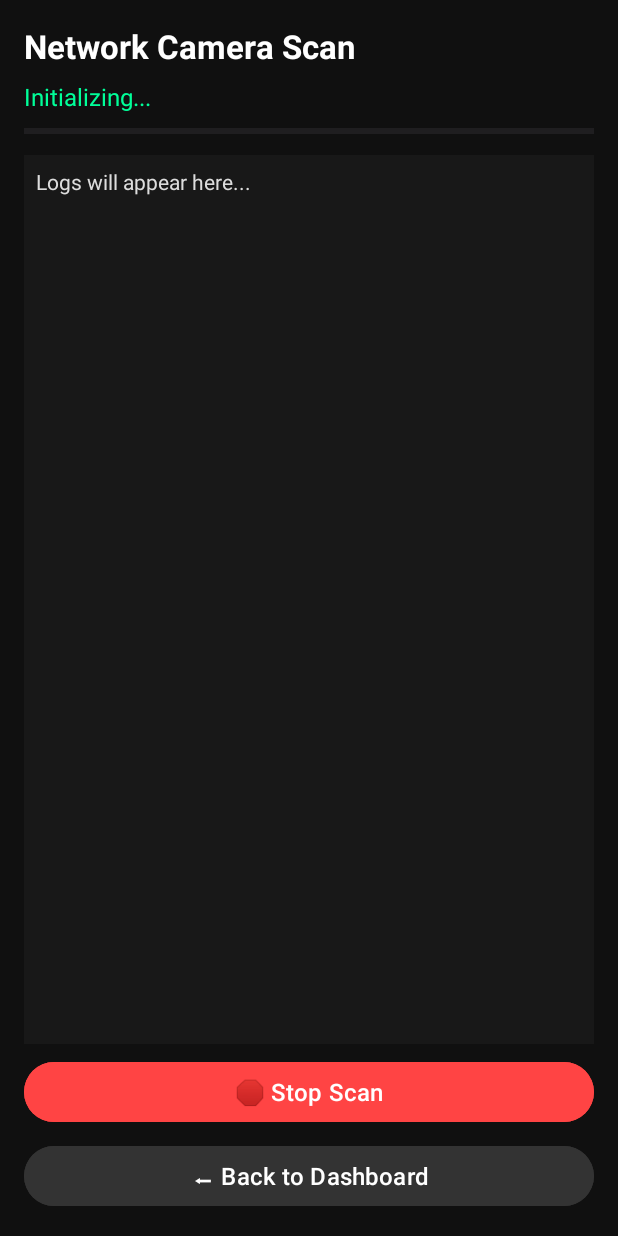
After one commit to IhsSpotlight/Sentinel-Security-App, an Android app built with Jetpack Compose: the layout activity_scan.xml on its own in the app's theme, with its tools: preview values and no code run, on a phone screen of 412 x 824 dp. The commit adds this screen. Run offline under Robolectric (Android 15) with nearby library versions, the phone set to English and light mode, and no system bars.

Commit message:
Scan progress and result ui added

```diff
--- a/app/build.gradle.kts
+++ b/app/build.gradle.kts
@@ -66,6 +66,8 @@ dependencies {
     implementation("androidx.compose.ui:ui:1.9.4")
     implementation("androidx.compose.ui:ui-tooling-preview:1.9.4")
     implementation("androidx.compose.material3:material3:1.3.0")
+    implementation(libs.androidx.camera.core)
+    implementation(libs.androidx.activity)
     debugImplementation("androidx.compose.ui:ui-tooling:1.7.2")
     debugImplementation("androidx.compose.ui:ui-test-manifest:1.7.2")
 
--- a/app/src/main/java/com/example/sentinel/CameraRequest.kt
+++ b/app/src/main/java/com/example/sentinel/CameraRequest.kt
@@ -1,8 +1,7 @@
-/*package com.example.sentinel
+package com.example.sentinel
 
 data class CameraRequest(
     val url: String,         // Stream URL, e.g., rtsp://192.168.0.105:554/stream
     val ipAddress: String,   // Detected IP (for discovery feature)
     val cameraName: String? = null // Optional friendly name
 )
-*/
--- /dev/null
+++ b/app/src/main/res/drawable/ic_baseline_camera_alt_24.xml
@@ -0,0 +1,4 @@
+<?xml version="1.0" encoding="utf-8"?>
+<selector xmlns:android="http://schemas.android.com/apk/res/android">
+
+</selector>
--- /dev/null
+++ b/app/src/main/res/layout/activity_scan.xml
@@ -0,0 +1,77 @@
+<?xml version="1.0" encoding="utf-8"?>
+<LinearLayout xmlns:android="http://schemas.android.com/apk/res/android"
+    android:orientation="vertical"
+    android:padding="16dp"
+    android:background="#101010"
+    android:layout_width="match_parent"
+    android:layout_height="match_parent">
+
+    <TextView
+        android:id="@+id/scan_title"
+        android:text="Network Camera Scan"
+        android:textColor="#FFFFFF"
+        android:textSize="22sp"
+        android:layout_gravity="center_horizontal"
+        android:layout_marginBottom="8dp"
+        android:textStyle="bold"
+        android:layout_height="wrap_content"
+        android:layout_width="match_parent"/>
+
+    <TextView
+        android:layout_height="wrap_content"
+        android:layout_width="match_parent"
+        android:id="@+id/scan_status"
+        android:text="Initializing..."
+        android:textColor="#00FF99"
+        android:textSize="16sp"
+        android:layout_marginBottom="8dp"/>
+
+    <ProgressBar
+        android:id="@+id/scan_progress"
+        style="?android:attr/progressBarStyleHorizontal"
+        android:layout_width="match_parent"
+        android:layout_height="8dp"
+        android:progressTint="#00FF99"
+        android:indeterminate="false"
+        android:max="255"
+        android:layout_marginBottom="12dp"/>
+
+    <ScrollView
+        android:layout_width="match_parent"
+        android:layout_height="0dp"
+        android:layout_weight="1"
+        android:background="#181818"
+        android:padding="8dp"
+        android:overScrollMode="never"
+        android:id="@id/scan_progress">
+
+        <TextView
+            android:layout_height="wrap_content"
+            android:layout_width="wrap_content"
+            android:id="@+id/log_output"
+            android:text="Logs will appear here..."
+            android:textColor="#DDDDDD"
+            android:textSize="14sp"
+            android:lineSpacingExtra="4dp" />
+    </ScrollView>
+
+    <Button
+        android:id="@+id/btn_stop_scan"
+        android:layout_width="match_parent"
+        android:layout_height="wrap_content"
+        android:text="🛑 Stop Scan"
+        android:textSize="16sp"
+        android:backgroundTint="#FF4444"
+        android:textColor="#FFFFFF"
+        android:layout_marginTop="8dp"/>
+
+    <Button
+        android:id="@+id/btn_return_main"
+        android:layout_width="match_parent"
+        android:layout_height="wrap_content"
+        android:text="⬅ Back to Dashboard"
+        android:textSize="16sp"
+        android:backgroundTint="#333333"
+        android:textColor="#FFFFFF"
+        android:layout_marginTop="8dp"/>
+</LinearLayout>
--- a/gradle/libs.versions.toml
+++ b/gradle/libs.versions.toml
@@ -13,6 +13,7 @@ glide = "4.16.0"
 material3 = "1.4.0"
 media3Exoplayer = "1.3.1"
 retrofit = "2.9.0"
+cameraCore = "1.5.1"
 
 [libraries]
 androidx-core-ktx = { group = "androidx.core", name = "core-ktx", version.ref = "coreKtx" }
@@ -30,6 +31,7 @@ androidx-constraintlayout = { group = "androidx.constraintlayout", name = "const
 glide = { group = "com.github.bumptech.glide", name = "glide", version.ref = "glide" }
 retrofit = { group = "com.squareup.retrofit2", name = "retrofit", version.ref = "retrofit" }
 retrofit-converter-gson = { group = "com.squareup.retrofit2", name = "converter-gson", version.ref = "retrofit" }
+androidx-camera-core = { group = "androidx.camera", name = "camera-core", version.ref = "cameraCore" }
 
 
 [plugins]
```
Also changed, not shown: app/src/main/AndroidManifest.xml (+22 -10 lines), app/src/main/java/com/example/sentinel/Activity_scan.kt (added, +90 -0 lines), app/src/main/java/com/example/sentinel/MainActivity.kt (+26 -76 lines), app/src/main/res/layout/activity_main.xml (+12 -0 lines).
